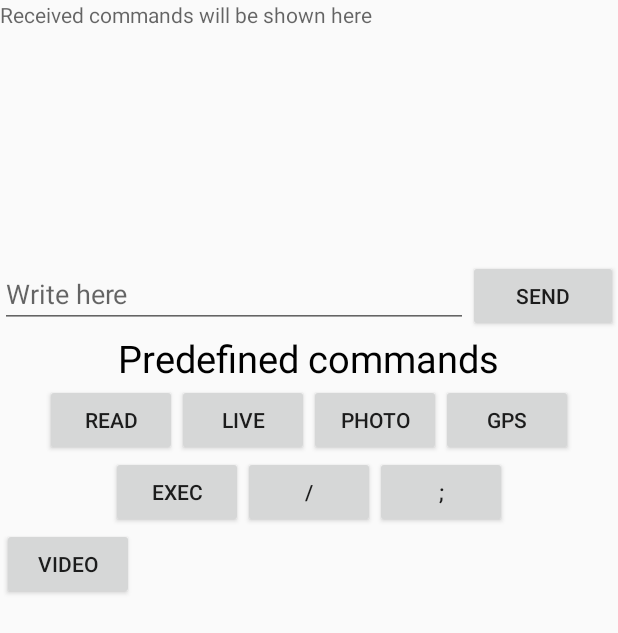
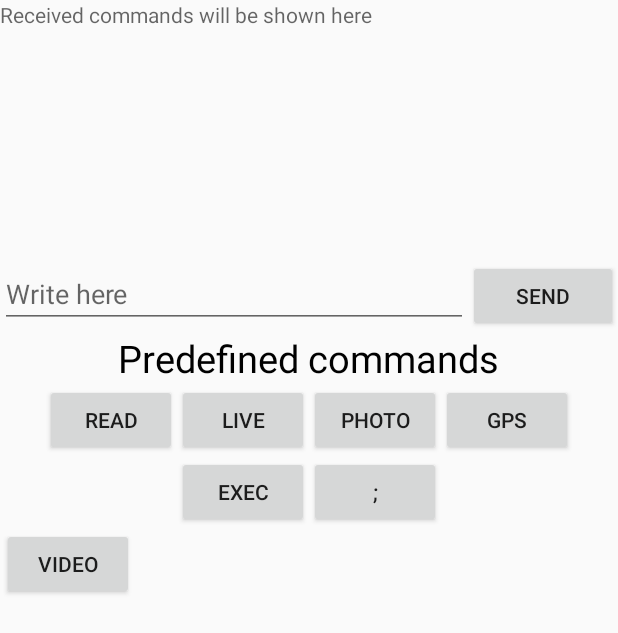
Before and after one commit to giovanni-t/remote-access, an Android app: the ClientActivity screen opened directly, with no data from a screen before it, on a phone screen of 412 x 824 dp. Shown: the top 633 px of the screen. Run offline under Robolectric (Android 15) with nearby library versions, the phone set to English and light mode, and no system bars; 1 statement that could not run was skipped.

Commit message:
small code cleaning

```diff
--- a/RemoteApp/app/src/main/java/com/example/mobserv/remoteapp/TaskFragment.java
+++ b/RemoteApp/app/src/main/java/com/example/mobserv/remoteapp/TaskFragment.java
@@ -324,9 +324,6 @@ public class TaskFragment extends Fragment {
                             reply.add(String.valueOf(gpsTracker.altitude));
                             reply.add("subscription"); // ADDED FOR PERIODIC MESSAGES
                             replyList.add(reply);
-                            Log.d("MESSAGEISBATCHLIST", reply.toString());
-                            //Log.d("MESSAGEISBATCHLIST", replyList.get(0).toString());
-                            //reply.clear();
                         } else {
                             Log.d("GPS ERROR", "GPS is not enabled");
                             mCallbacks.onShowToast("GPS ERROR: GPS is not enabled");
@@ -347,7 +344,6 @@ public class TaskFragment extends Fragment {
             }
 
             for ( LinkedList<String> r : replyList ){
-                Log.d("MESSAGEISBATCHLIST", r.toString());
                 if (r.size() != 0) {
                     String msg = composeMsg(senderName, r);
                     sendMsg(msg);
--- a/RemoteApp/app/src/main/res/layout/activity_client.xml
+++ b/RemoteApp/app/src/main/res/layout/activity_client.xml
@@ -99,12 +99,6 @@
         <Button
             android:layout_width="wrap_content"
             android:layout_height="wrap_content"
-            android:text="/"
-            android:onClick="onClickEnterText"
-            />
-        <Button
-            android:layout_width="wrap_content"
-            android:layout_height="wrap_content"
             android:text=";"
             android:onClick="onClickEnterText"
             />
```
